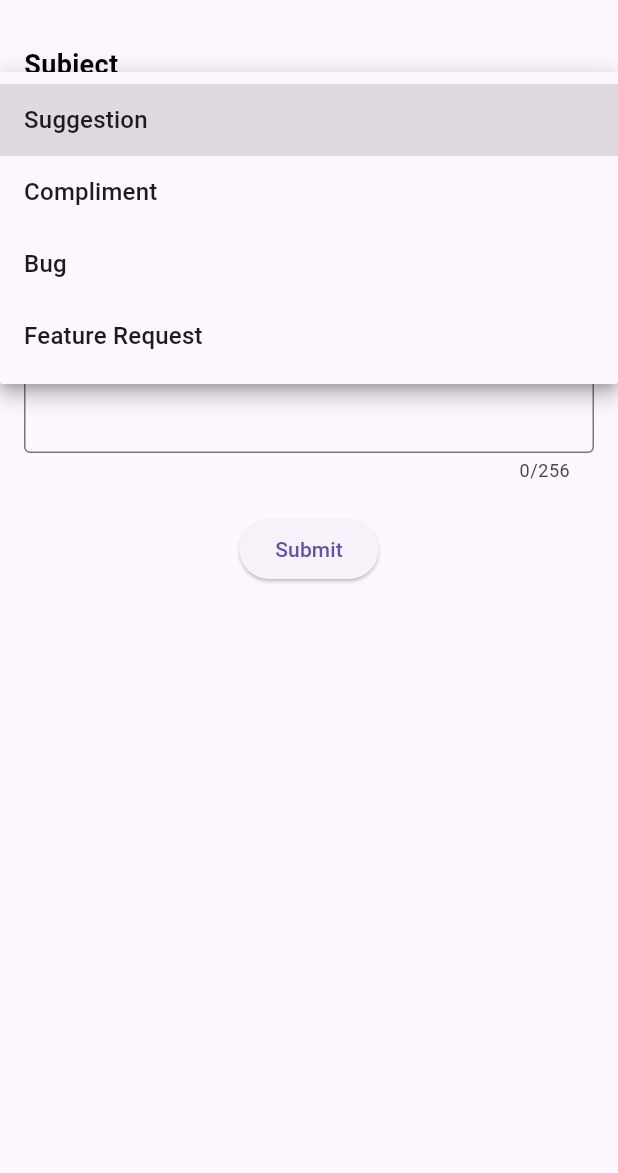
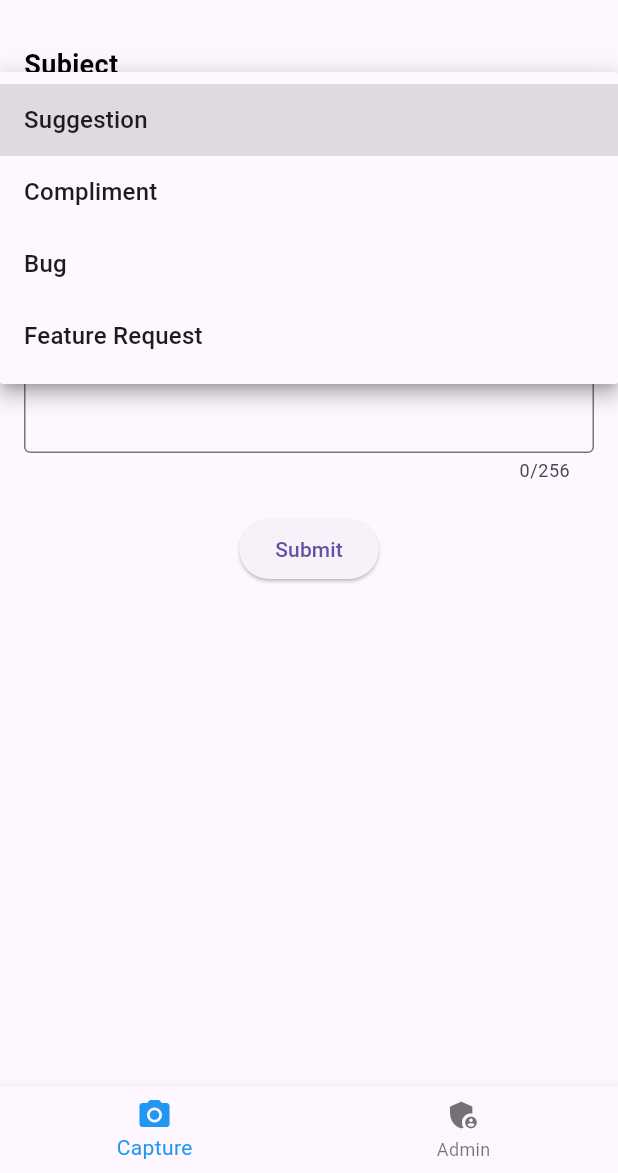
Before and after one commit to sid-succeeds/cfms_app, a Flutter app: the screen it shows after launch, after a tap on "Suggestion", on a phone screen of 412 x 824 dp, the part 63-1236 px from its top. Run offline on Flutter 3.47's test engine with Material 3 defaults, Android fonts, the phone set to English and light mode, and no system bars.

Commit message:
Capture and admin tabs defined.

```diff
--- a/lib/main.dart
+++ b/lib/main.dart
@@ -34,6 +34,7 @@ class _ReviewFormState extends State<ReviewForm> {
   String _selectedSubject = 'Suggestion';
   String _message = '';
   bool _isLoading = false;
+  int _selectedIndex = 0;
 
   @override
   Widget build(BuildContext context) {
@@ -41,7 +42,27 @@ class _ReviewFormState extends State<ReviewForm> {
       appBar: AppBar(
         title: Text('Review Form'),
       ),
-      body: LoadingOverlay(
+      body: _selectedIndex == 0 ? _buildReviewForm() : _buildAdminPage(),
+      bottomNavigationBar: BottomNavigationBar(
+        items: const <BottomNavigationBarItem>[
+          BottomNavigationBarItem(
+            icon: Icon(Icons.camera_alt),
+            label: 'Capture',
+          ),
+          BottomNavigationBarItem(
+            icon: Icon(Icons.admin_panel_settings),
+            label: 'Admin',
+          ),
+        ],
+        currentIndex: _selectedIndex,
+        selectedItemColor: Colors.blue,
+        onTap: _onTabSelected,
+      ),
+    );
+  }
+
+  Widget _buildReviewForm() {
+    return LoadingOverlay(
       isLoading: _isLoading,
       child: Padding(
         padding: const EdgeInsets.all(16.0),
@@ -106,6 +127,14 @@ class _ReviewFormState extends State<ReviewForm> {
           ),
         ),
       ),
+    );
+  }
+
+  Widget _buildAdminPage() {
+    return Center(
+      child: Text(
+        'Admin Page',
+        style: TextStyle(fontSize: 24),
       ),
     );
   }
@@ -161,4 +190,10 @@ class _ReviewFormState extends State<ReviewForm> {
       ),
     );
   }
+
+  void _onTabSelected(int index) {
+    setState(() {
+      _selectedIndex = index;
+    });
   }
+}
```
Lines whose indentation alone changed are shown as unchanged.
